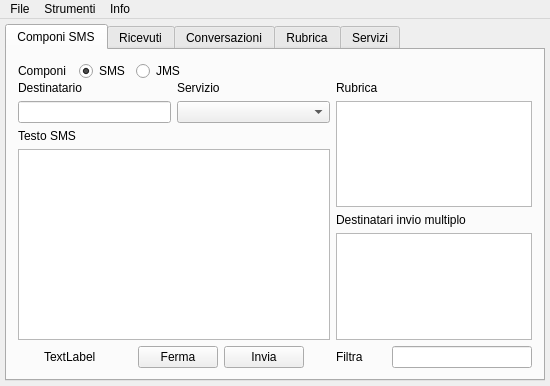
This is mainjacksms.ui in freesmee/freesmee-desktop as Qt 5 draws it before an edit. The edited form follows.
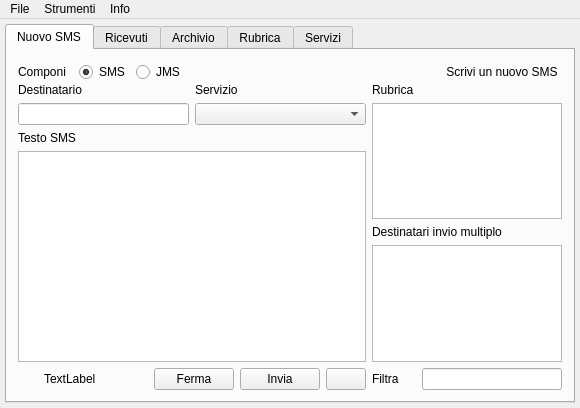
This is the edited form. Icons and pictures are not drawn.

Commit message:
- Cambiati alcuni nomi dei tab per essere più comprensibili. - Migliorata la visibilità e la gestione del tasto per passare dalla vista a singolo destinatario a quella multidestinatario. - Aggiunto tasto per svuotare tutti i campi e scrivere più rapidamente un nuovo messaggio.
extra : convert_revision : svn%3A7363d3a4-9750-e393-0ab5-40250ee986cf/trunk%4039

```diff
--- a/mainjacksms.ui
+++ b/mainjacksms.ui
@@ -6,8 +6,8 @@
    <rect>
     <x>0</x>
     <y>0</y>
-    <width>550</width>
-    <height>386</height>
+    <width>580</width>
+    <height>408</height>
    </rect>
   </property>
   <property name="sizePolicy">
@@ -514,7 +514,7 @@
              <normaloff>:/resource/jacksms_icona_sms_24x24-1.png</normaloff>:/resource/jacksms_icona_sms_24x24-1.png</iconset>
            </attribute>
            <attribute name="title">
-            <string>Componi SMS</string>
+            <string>Nuovo SMS</string>
            </attribute>
            <layout class="QHBoxLayout" name="horizontalLayout_17">
             <item>
@@ -724,7 +724,7 @@
                   </property>
                   <property name="sizeHint" stdset="0">
                    <size>
-                    <width>40</width>
+                    <width>66</width>
                     <height>20</height>
                    </size>
                   </property>
@@ -793,23 +793,18 @@
                 </item>
                 <item>
                  <widget class="QPushButton" name="bottoneinviomultiplo">
-                  <property name="sizePolicy">
-                   <sizepolicy hsizetype="Fixed" vsizetype="Fixed">
-                    <horstretch>0</horstretch>
-                    <verstretch>0</verstretch>
-                   </sizepolicy>
-                  </property>
-                  <property name="maximumSize">
-                   <size>
-                    <width>20</width>
-                    <height>16777215</height>
-                   </size>
-                  </property>
                   <property name="text">
                    <string/>
                   </property>
-                  <property name="flat">
-                   <bool>true</bool>
+                  <property name="icon">
+                   <iconset resource="resources.qrc">
+                    <normaloff>:/resource/ico_contact2.png</normaloff>:/resource/ico_contact2.png</iconset>
+                  </property>
+                  <property name="iconSize">
+                   <size>
+                    <width>12</width>
+                    <height>12</height>
+                   </size>
                   </property>
                  </widget>
                 </item>
@@ -834,6 +829,9 @@
                     <height>16777215</height>
                    </size>
                   </property>
+                  <property name="layoutDirection">
+                   <enum>Qt::RightToLeft</enum>
+                  </property>
                   <property name="text">
                    <string>Filtra</string>
                   </property>
@@ -898,6 +896,43 @@
                 </item>
                </layout>
               </item>
+              <item row="0" column="2">
+               <layout class="QHBoxLayout" name="horizontalLayout_27">
+                <item>
+                 <spacer name="horizontalSpacer_17">
+                  <property name="orientation">
+                   <enum>Qt::Horizontal</enum>
+                  </property>
+                  <property name="sizeType">
+                   <enum>QSizePolicy::Fixed</enum>
+                  </property>
+                  <property name="sizeHint" stdset="0">
+                   <size>
+                    <width>70</width>
+                    <height>20</height>
+                   </size>
+                  </property>
+                 </spacer>
+                </item>
+                <item>
+                 <widget class="QPushButton" name="tastoNuovoSMS">
+                  <property name="layoutDirection">
+                   <enum>Qt::RightToLeft</enum>
+                  </property>
+                  <property name="text">
+                   <string>Scrivi un nuovo SMS</string>
+                  </property>
+                  <property name="icon">
+                   <iconset resource="resources.qrc">
+                    <normaloff>:/resource/1.png</normaloff>:/resource/1.png</iconset>
+                  </property>
+                  <property name="flat">
+                   <bool>true</bool>
+                  </property>
+                 </widget>
+                </item>
+               </layout>
+              </item>
              </layout>
             </item>
            </layout>
@@ -1059,7 +1094,7 @@
              <normaloff>:/resource/jacksms_icona_im_24x24-3.png</normaloff>:/resource/jacksms_icona_im_24x24-3.png</iconset>
            </attribute>
            <attribute name="title">
-            <string>Conversazioni</string>
+            <string>Archivio</string>
            </attribute>
            <layout class="QVBoxLayout" name="verticalLayout_11">
             <item>
@@ -1600,8 +1635,8 @@
     <rect>
      <x>0</x>
      <y>0</y>
-     <width>550</width>
-     <height>21</height>
+     <width>580</width>
+     <height>20</height>
     </rect>
    </property>
    <widget class="QMenu" name="menuFile">
```
Left out of the diff: 1 changed line with no effect on the pictures. The commit also changes 4 other files.
